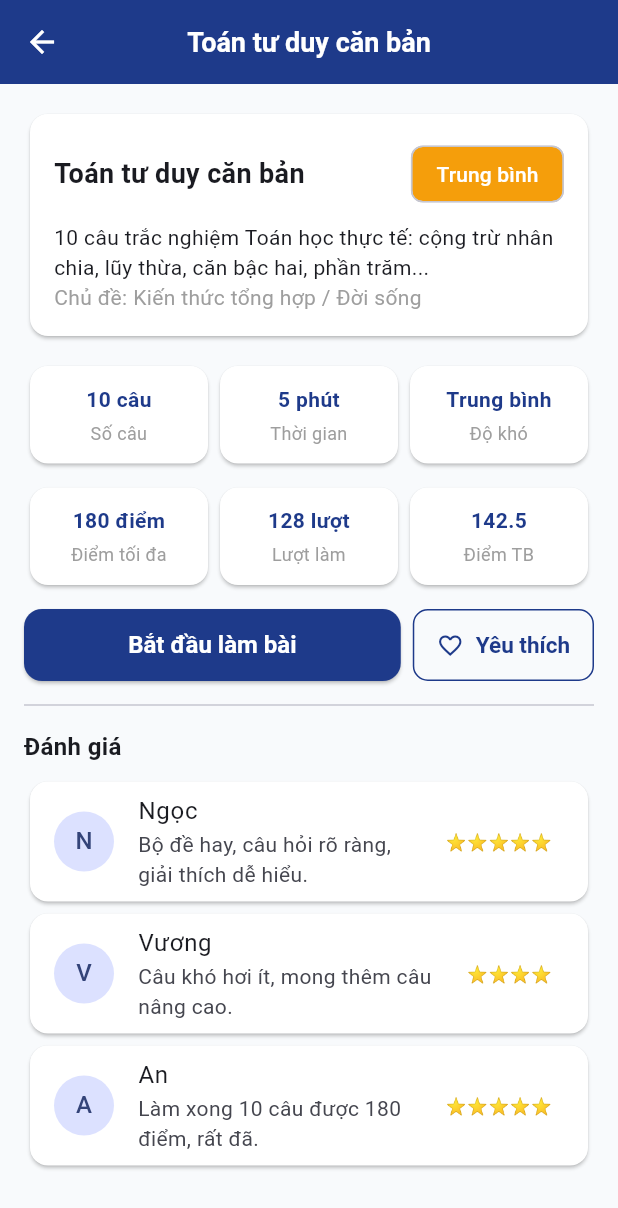
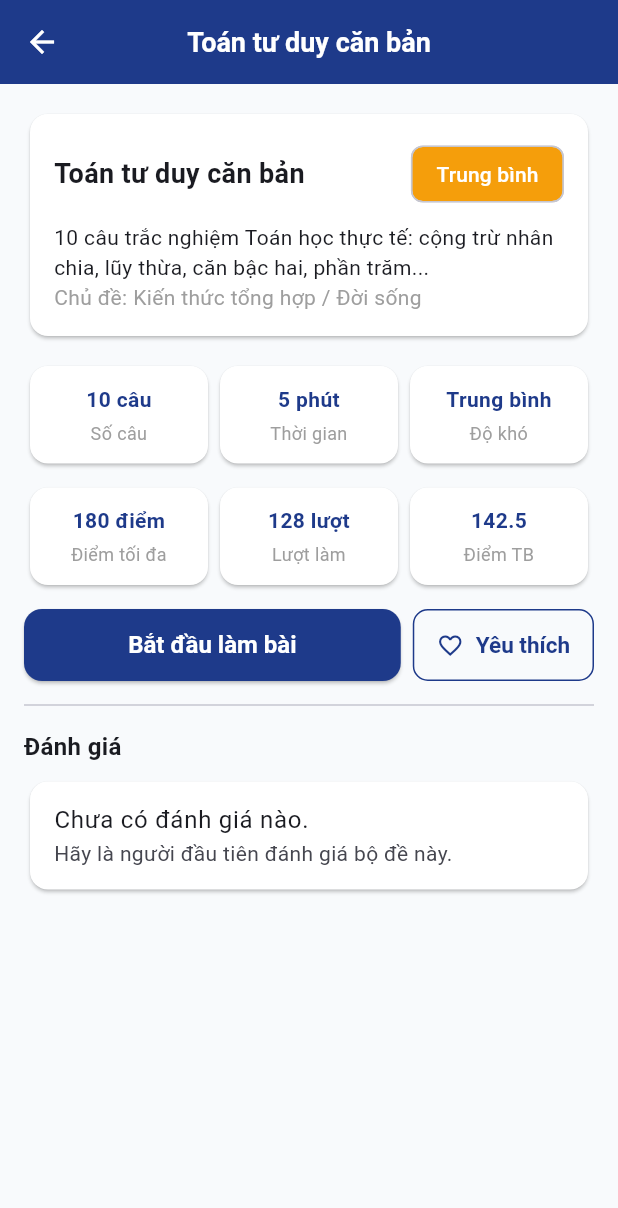
Before and after one commit to 0306241340-glitch/Triangle, a Flutter app: the screen it shows once a user with an empty profile is signed in, after a tap on "Kiến thức tổng hợp / Đời sống", on a phone screen of 412 x 824 dp. Shown: the top 1208 px of the screen. Run offline on Flutter 3.47's test engine with Material 3 defaults, Android fonts, the phone set to English and light mode, and no system bars; our stand-ins replace cloud_firestore, firebase_auth, firebase_core, google_sign_in; accounts and stored records are empty; network calls fail.

Commit message:
feat(quiz): Chi tiet lay bo de that tu API

```diff
--- a/lib/screens/auth_quiz/quiz_set_detail_screen.dart
+++ b/lib/screens/auth_quiz/quiz_set_detail_screen.dart
@@ -1,6 +1,6 @@
-
 import 'package:flutter/material.dart';
 
+import '../../core/api_client.dart';
 import '../../core/app_theme.dart';
 import '../../models/quiz_set_model.dart';
 import '../../models/review_model.dart';
@@ -23,15 +23,50 @@ class QuizSetDetailScreen extends StatefulWidget {
 
 class _QuizSetDetailScreenState extends State<QuizSetDetailScreen> {
   bool _isFavorite = false;
+  late QuizSet _set;
+  List<Review> _reviews = [];
+
+  @override
+  void initState() {
+    super.initState();
+    _set = widget.quizSet;
+    _loadRealSet();
+  }
+
+  // Lấy bộ đề thật từ API (số lượt làm, điểm TB, bình luận).
+  // API lỗi thì giữ bộ đề được truyền vào, màn hình vẫn chạy được.
+  Future<void> _loadRealSet() async {
+    try {
+      final data = await ApiClient().get('/quiz-sets/${widget.quizSet.id}');
+      final m = data as Map<String, dynamic>;
+      if (!mounted) return;
+      setState(() {
+        _set = QuizSet.fromJson(m);
+        _reviews = (m['comments'] as List? ?? []).map((e) {
+          final c = e as Map<String, dynamic>;
+          return Review(
+            id: c['id']?.toString() ?? '',
+            quizSetId: c['quizSetId']?.toString() ?? widget.quizSet.id,
+            userName: c['userName']?.toString() ?? 'Người chơi',
+            rating: (c['rating'] as num?)?.toInt() ?? 5,
+            comment: c['comment']?.toString() ?? '',
+            createdAt: c['createdAt']?.toString() ?? '',
+          );
+        }).toList();
+      });
+    } catch (_) {
+      // Giữ nguyên bộ đề được truyền vào.
+    }
+  }
 
   // bộ 10 câu chuẩn tối đa 180đ, ghi cứng tạm
   int get maxScore => 180;
 
-  Color get levelColor => AppColors.levelColor(widget.quizSet.level);
+  Color get levelColor => AppColors.levelColor(_set.level);
 
   @override
   Widget build(BuildContext context) {
-    final quizSet = widget.quizSet;
+    final quizSet = _set;
     final topic = widget.topic;
     return Scaffold(
       appBar: AppBar(
@@ -169,7 +204,15 @@ class _QuizSetDetailScreenState extends State<QuizSetDetailScreen> {
             style: TextStyle(fontSize: 16, fontWeight: FontWeight.bold),
           ),
           const SizedBox(height: 8),
-          ..._mockReviews.map(
+          if (_reviews.isEmpty)
+            const Card(
+              child: ListTile(
+                title: Text('Chưa có đánh giá nào.'),
+                subtitle: Text('Hãy là người đầu tiên đánh giá bộ đề này.'),
+              ),
+            )
+          else
+            ..._reviews.map(
               (r) => Card(
                 child: ListTile(
                   leading: CircleAvatar(child: Text(r.userName[0])),
@@ -223,31 +266,3 @@ class _StatBox extends StatelessWidget {
     );
   }
 }
-
-// đánh giá mẫu, đánh giá thật cần API
-const _mockReviews = [
-  Review(
-    id: 'r1',
-    quizSetId: 'set_math_1',
-    userName: 'Ngọc',
-    rating: 5,
-    comment: 'Bộ đề hay, câu hỏi rõ ràng, giải thích dễ hiểu.',
-    createdAt: '2026-11-14',
-  ),
-  Review(
-    id: 'r2',
-    quizSetId: 'set_math_1',
-    userName: 'Vương',
-    rating: 4,
-    comment: 'Câu khó hơi ít, mong thêm câu nâng cao.',
-    createdAt: '2026-11-14',
-  ),
-  Review(
-    id: 'r3',
-    quizSetId: 'set_math_1',
-    userName: 'An',
-    rating: 5,
-    comment: 'Làm xong 10 câu được 180 điểm, rất đã.',
-    createdAt: '2026-11-15',
-  ),
-];
```
Lines whose indentation alone changed are shown as unchanged.
